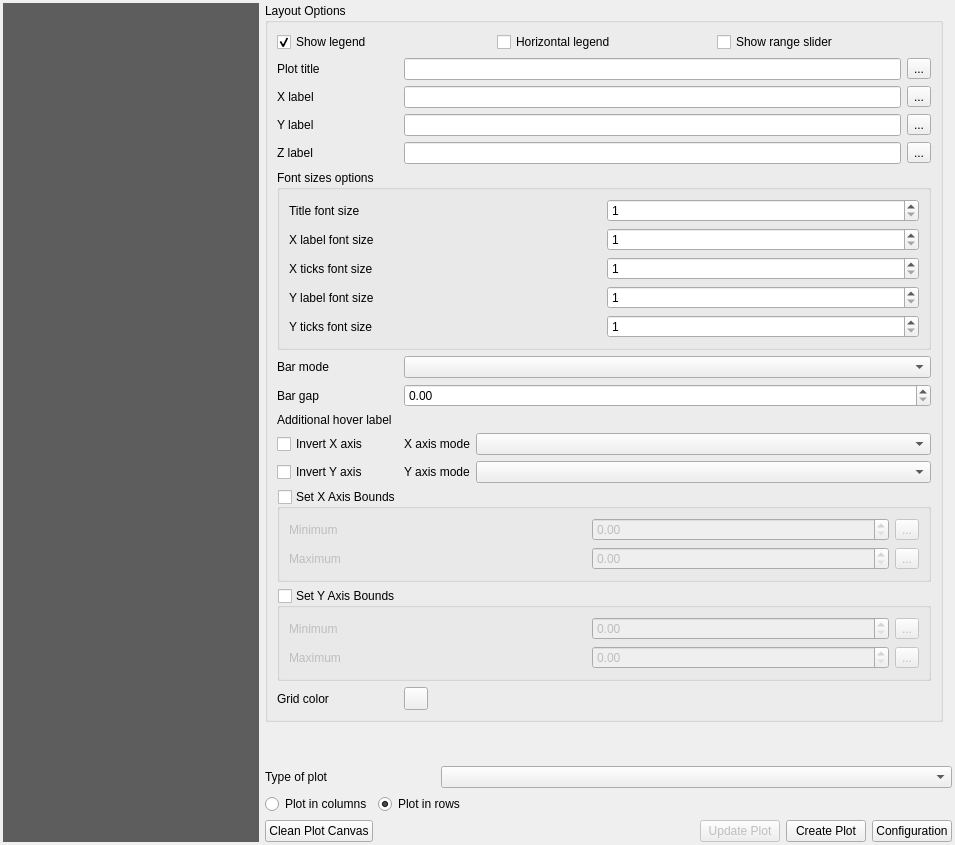
This is DataPlotly/ui/dataplotly_dockwidget_base.ui in ghtmtt/DataPlotly as Qt 5 draws it before an edit. The edited form follows.
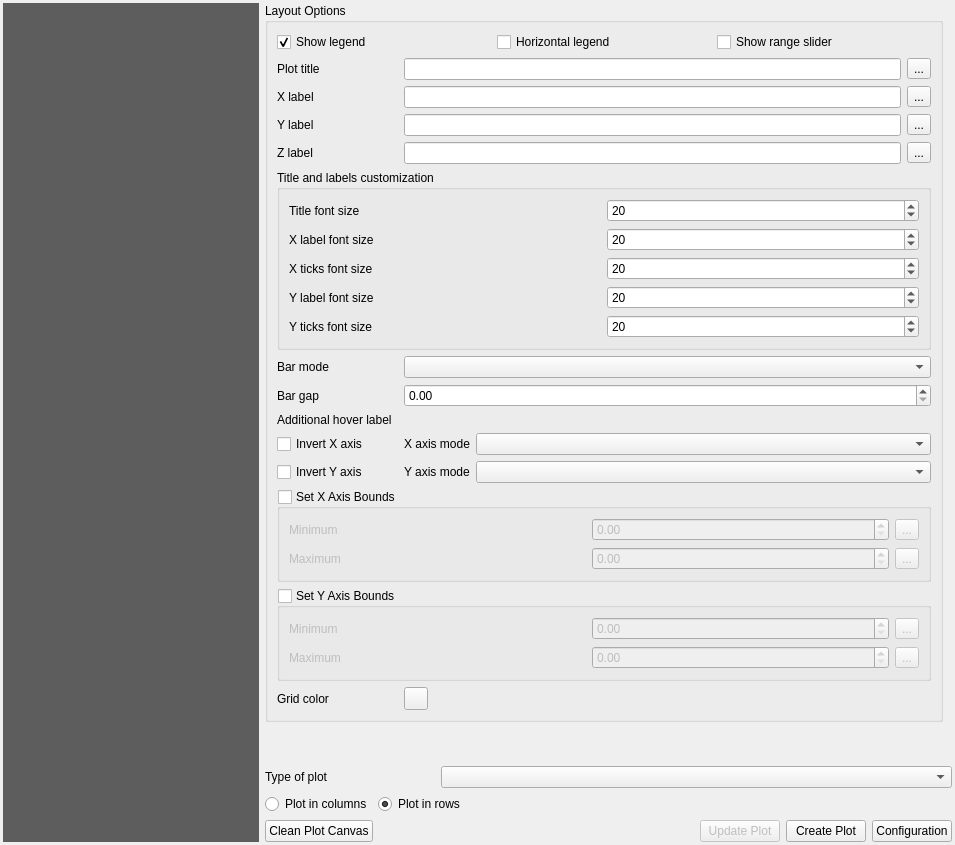
This is the edited form. The open tabs and pages were chosen to show the change. Custom widgets are drawn as their Qt base class.

Commit message: Update UI parameters (title, collapsed state, default values)

What changed in the file:
```diff
--- a/DataPlotly/ui/dataplotly_dockwidget_base.ui
+++ b/DataPlotly/ui/dataplotly_dockwidget_base.ui
@@ -1202,7 +1202,7 @@
                     <item row="5" column="0" colspan="4">
                      <widget class="QgsCollapsibleGroupBox" name="layout_font_sizes">
                       <property name="title">
-                       <string>Font sizes options</string>
+                       <string>Title and labels customization</string>
                       </property>
                       <property name="checkable">
                        <bool>false</bool>
@@ -1240,6 +1240,9 @@
                          <property name="maximum">
                           <number>1000</number>
                          </property>
+                         <property name="value">
+                          <number>20</number>
+                         </property>
                         </widget>
                        </item>
                        <item row="0" column="2">
@@ -1250,6 +1253,9 @@
                          <property name="maximum">
                           <number>1000</number>
                          </property>
+                         <property name="value">
+                          <number>20</number>
+                         </property>
                         </widget>
                        </item>
                        <item row="6" column="2">
@@ -1260,6 +1266,9 @@
                          <property name="maximum">
                           <number>1000</number>
                          </property>
+                         <property name="value">
+                          <number>20</number>
+                         </property>
                         </widget>
                        </item>
                        <item row="4" column="0">
@@ -1284,6 +1293,9 @@
                          <property name="maximum">
                           <number>1000</number>
                          </property>
+                         <property name="value">
+                          <number>20</number>
+                         </property>
                         </widget>
                        </item>
                        <item row="5" column="2">
@@ -1294,6 +1306,9 @@
                          <property name="maximum">
                           <number>1000</number>
                          </property>
+                         <property name="value">
+                          <number>20</number>
+                         </property>
                         </widget>
                        </item>
                       </layout>
```
Left out of the diff: 2 changed lines with no effect on the pictures.
